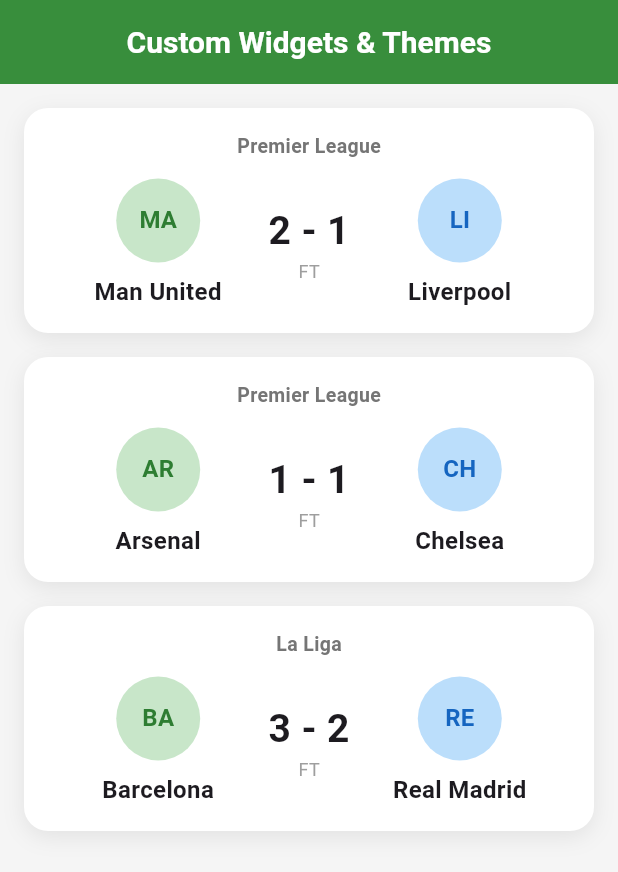
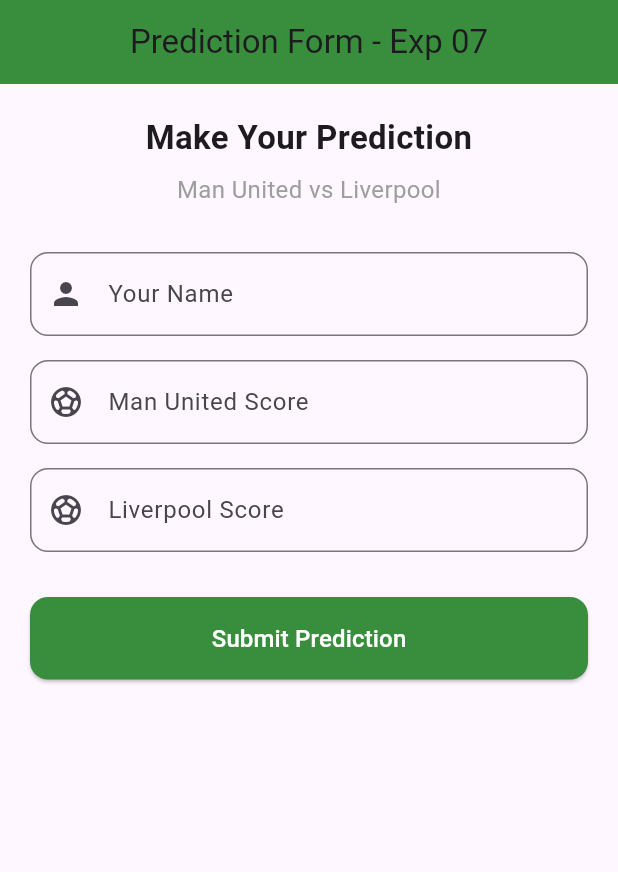
Before and after one commit to paturisridevi66-git/Football-Match-Prediction-System, a Flutter app: the screen it shows after launch, on a phone screen of 412 x 824 dp. Shown: the top 872 px of the screen. Run offline on Flutter 3.47's test engine with Material 3 defaults, Android fonts, the phone set to English and light mode, and no system bars.

Commit message:
Experiment-07: Forms and Validation completed

```diff
--- a/lib/main.dart
+++ b/lib/main.dart
@@ -11,206 +11,199 @@
   Widget build(BuildContext context) {
     return MaterialApp(
       debugShowCheckedModeBanner: false,
-      title: 'FootyPredict',
-      // ========== THEME ==========
       theme: ThemeData(
         primarySwatch: Colors.green,
         primaryColor: Colors.green[700],
-        scaffoldBackgroundColor: Colors.grey[100],
-        appBarTheme: AppBarTheme(
-          backgroundColor: Colors.green[700],
-          centerTitle: true,
-          elevation: 0,
-          titleTextStyle: const TextStyle(
-            fontSize: 20,
-            fontWeight: FontWeight.bold,
-            color: Colors.white,
-          ),
-        ),
-        elevatedButtonTheme: ElevatedButtonThemeData(
-          style: ElevatedButton.styleFrom(
-            backgroundColor: Colors.green[700],
-            foregroundColor: Colors.white,
-            padding: const EdgeInsets.symmetric(horizontal: 24, vertical: 12),
-            shape: RoundedRectangleBorder(
-              borderRadius: BorderRadius.circular(10),
-            ),
-          ),
-        ),
-        textTheme: const TextTheme(
-          titleLarge: TextStyle(fontSize: 22, fontWeight: FontWeight.bold),
-          bodyMedium: TextStyle(fontSize: 16),
-        ),
       ),
-      home: const HomeScreen(),
+      home: const PredictionFormScreen(),
     );
   }
 }
 
-// ==================== HOME SCREEN ====================
-class HomeScreen extends StatelessWidget {
-  const HomeScreen({super.key});
+class PredictionFormScreen extends StatefulWidget {
+  const PredictionFormScreen({super.key});
+
+  @override
+  State<PredictionFormScreen> createState() => _PredictionFormScreenState();
+}
+
+class _PredictionFormScreenState extends State<PredictionFormScreen> {
+  final _formKey = GlobalKey<FormState>();
+
+  final TextEditingController _nameController = TextEditingController();
+  final TextEditingController _homeScoreController = TextEditingController();
+  final TextEditingController _awayScoreController = TextEditingController();
+
+  String? submittedMessage;
+
+  @override
+  void dispose() {
+    _nameController.dispose();
+    _homeScoreController.dispose();
+    _awayScoreController.dispose();
+    super.dispose();
+  }
+
+  void _submitForm() {
+    if (_formKey.currentState!.validate()) {
+      setState(() {
+        submittedMessage =
+            "Prediction Submitted!\n${_nameController.text}: ${_homeScoreController.text} - ${_awayScoreController.text}";
+      });
+
+      _nameController.clear();
+      _homeScoreController.clear();
+      _awayScoreController.clear();
+    }
+  }
 
   @override
   Widget build(BuildContext context) {
     return Scaffold(
       appBar: AppBar(
-        title: const Text("Custom Widgets & Themes"),
+        title: const Text("Prediction Form - Exp 07"),
+        backgroundColor: Colors.green[700],
+        centerTitle: true,
       ),
-      body: ListView(
-        padding: const EdgeInsets.all(16),
-        children: const [
-          // Using our Custom Widget
-          CustomMatchCard(
-            homeTeam: "Man United",
-            awayTeam: "Liverpool",
-            homeScore: 2,
-            awayScore: 1,
-            league: "Premier League",
+      body: SingleChildScrollView(
+        padding: const EdgeInsets.all(20),
+        child: Form(
+          key: _formKey,
+          child: Column(
+            crossAxisAlignment: CrossAxisAlignment.stretch,
+            children: [
+              const Text(
+                "Make Your Prediction",
+                style: TextStyle(fontSize: 22, fontWeight: FontWeight.bold),
+                textAlign: TextAlign.center,
+              ),
+              const SizedBox(height: 8),
+              const Text(
+                "Man United vs Liverpool",
+                style: TextStyle(fontSize: 16, color: Colors.grey),
+                textAlign: TextAlign.center,
+              ),
+              const SizedBox(height: 30),
+
+              // Name Field
+              TextFormField(
+                controller: _nameController,
+                decoration: InputDecoration(
+                  labelText: "Your Name",
+                  hintText: "Enter your name",
+                  prefixIcon: const Icon(Icons.person),
+                  border: OutlineInputBorder(
+                    borderRadius: BorderRadius.circular(12),
+                  ),
+                ),
+                validator: (value) {
+                  if (value == null || value.trim().isEmpty) {
+                    return "Please enter your name";
+                  }
+                  if (value.trim().length < 3) {
+                    return "Name must be at least 3 characters";
+                  }
+                  return null;
+                },
+              ),
+              const SizedBox(height: 16),
+
+              // Home Score
+              TextFormField(
+                controller: _homeScoreController,
+                keyboardType: TextInputType.number,
+                decoration: InputDecoration(
+                  labelText: "Man United Score",
+                  hintText: "e.g. 2",
+                  prefixIcon: const Icon(Icons.sports_soccer),
+                  border: OutlineInputBorder(
+                    borderRadius: BorderRadius.circular(12),
+                  ),
+                ),
+                validator: (value) {
+                  if (value == null || value.trim().isEmpty) {
+                    return "Please enter home score";
+                  }
+                  final score = int.tryParse(value);
+                  if (score == null) {
+                    return "Please enter a valid number";
+                  }
+                  if (score < 0 || score > 20) {
+                    return "Score must be between 0 and 20";
+                  }
+                  return null;
+                },
+              ),
+              const SizedBox(height: 16),
+
+              // Away Score
+              TextFormField(
+                controller: _awayScoreController,
+                keyboardType: TextInputType.number,
+                decoration: InputDecoration(
+                  labelText: "Liverpool Score",
+                  hintText: "e.g. 1",
+                  prefixIcon: const Icon(Icons.sports_soccer),
+                  border: OutlineInputBorder(
+                    borderRadius: BorderRadius.circular(12),
+                  ),
+                ),
+                validator: (value) {
+                  if (value == null || value.trim().isEmpty) {
+                    return "Please enter away score";
+                  }
+                  final score = int.tryParse(value);
+                  if (score == null) {
+                    return "Please enter a valid number";
+                  }
+                  if (score < 0 || score > 20) {
+                    return "Score must be between 0 and 20";
+                  }
+                  return null;
+                },
+              ),
+              const SizedBox(height: 30),
+
+              // Submit Button
+              ElevatedButton(
+                style: ElevatedButton.styleFrom(
+                  backgroundColor: Colors.green[700],
+                  padding: const EdgeInsets.symmetric(vertical: 16),
+                  shape: RoundedRectangleBorder(
+                    borderRadius: BorderRadius.circular(12),
+                  ),
+                ),
+                onPressed: _submitForm,
+                child: const Text(
+                  "Submit Prediction",
+                  style: TextStyle(fontSize: 16, color: Colors.white),
+                ),
+              ),
+
+              const SizedBox(height: 20),
+
+              if (submittedMessage != null)
+                Container(
+                  padding: const EdgeInsets.all(16),
+                  decoration: BoxDecoration(
+                    color: Colors.green[50],
+                    borderRadius: BorderRadius.circular(12),
+                    border: Border.all(color: Colors.green),
+                  ),
+                  child: Text(
+                    submittedMessage!,
+                    style: const TextStyle(
+                      fontSize: 16,
+                      color: Colors.green,
+                      fontWeight: FontWeight.w600,
+                    ),
+                    textAlign: TextAlign.center,
+                  ),
+                ),
+            ],
           ),
-          SizedBox(height: 16),
-          CustomMatchCard(
-            homeTeam: "Arsenal",
-            awayTeam: "Chelsea",
-            homeScore: 1,
-            awayScore: 1,
-            league: "Premier League",
-          ),
-          SizedBox(height: 16),
-          CustomMatchCard(
-            homeTeam: "Barcelona",
-            awayTeam: "Real Madrid",
-            homeScore: 3,
-            awayScore: 2,
-            league: "La Liga",
-          ),
-        ],
+        ),
       ),
     );
   }
 }
-
-// ==================== CUSTOM WIDGET ====================
-class CustomMatchCard extends StatelessWidget {
-  final String homeTeam;
-  final String awayTeam;
-  final int homeScore;
-  final int awayScore;
-  final String league;
-
-  const CustomMatchCard({
-    super.key,
-    required this.homeTeam,
-    required this.awayTeam,
-    required this.homeScore,
-    required this.awayScore,
-    required this.league,
-  });
-
-  @override
-  Widget build(BuildContext context) {
-    return Container(
-      padding: const EdgeInsets.all(16),
-      decoration: BoxDecoration(
-        color: Colors.white,
-        borderRadius: BorderRadius.circular(16),
-        boxShadow: [
-          BoxShadow(
-            color: Colors.black.withOpacity(0.08),
-            blurRadius: 12,
-            offset: const Offset(0, 4),
-          ),
-        ],
-      ),
-      child: Column(
-        children: [
-          // League
-          Text(
-            league,
-            style: TextStyle(
-              color: Colors.grey[600],
-              fontWeight: FontWeight.w600,
-              fontSize: 13,
-            ),
-          ),
-          const SizedBox(height: 12),
-
-          // Teams and Score
-          Row(
-            mainAxisAlignment: MainAxisAlignment.spaceAround,
-            children: [
-              // Home Team
-              Expanded(
-                child: Column(
-                  children: [
-                    CircleAvatar(
-                      radius: 28,
-                      backgroundColor: Colors.green[100],
-                      child: Text(
-                        homeTeam.substring(0, 2).toUpperCase(),
-                        style: TextStyle(
-                          color: Colors.green[800],
-                          fontWeight: FontWeight.bold,
-                          fontSize: 16,
-                        ),
-                      ),
-                    ),
-                    const SizedBox(height: 8),
-                    Text(
-                      homeTeam,
-                      textAlign: TextAlign.center,
-                      style: const TextStyle(fontWeight: FontWeight.w600),
-                    ),
-                  ],
-                ),
-              ),
-
-              // Score
-              Column(
-                children: [
-                  Text(
-                    "$homeScore - $awayScore",
-                    style: const TextStyle(
-                      fontSize: 26,
-                      fontWeight: FontWeight.bold,
-                    ),
-                  ),
-                  const Text(
-                    "FT",
-                    style: TextStyle(color: Colors.grey, fontSize: 12),
-                  ),
-                ],
-              ),
-
-              // Away Team
-              Expanded(
-                child: Column(
-                  children: [
-                    CircleAvatar(
-                      radius: 28,
-                      backgroundColor: Colors.blue[100],
-                      child: Text(
-                        awayTeam.substring(0, 2).toUpperCase(),
-                        style: TextStyle(
-                          color: Colors.blue[800],
-                          fontWeight: FontWeight.bold,
-                          fontSize: 16,
-                        ),
-                      ),
-                    ),
-                    const SizedBox(height: 8),
-                    Text(
-                      awayTeam,
-                      textAlign: TextAlign.center,
-                      style: const TextStyle(fontWeight: FontWeight.w600),
-                    ),
-                  ],
-                ),
-              ),
-            ],
-          ),
-        ],
-      ),
-    );
-  }
-}
```
Also changed, not shown: Experiment-07-Form-Validation/main.dart (added, +212 -0 lines).
